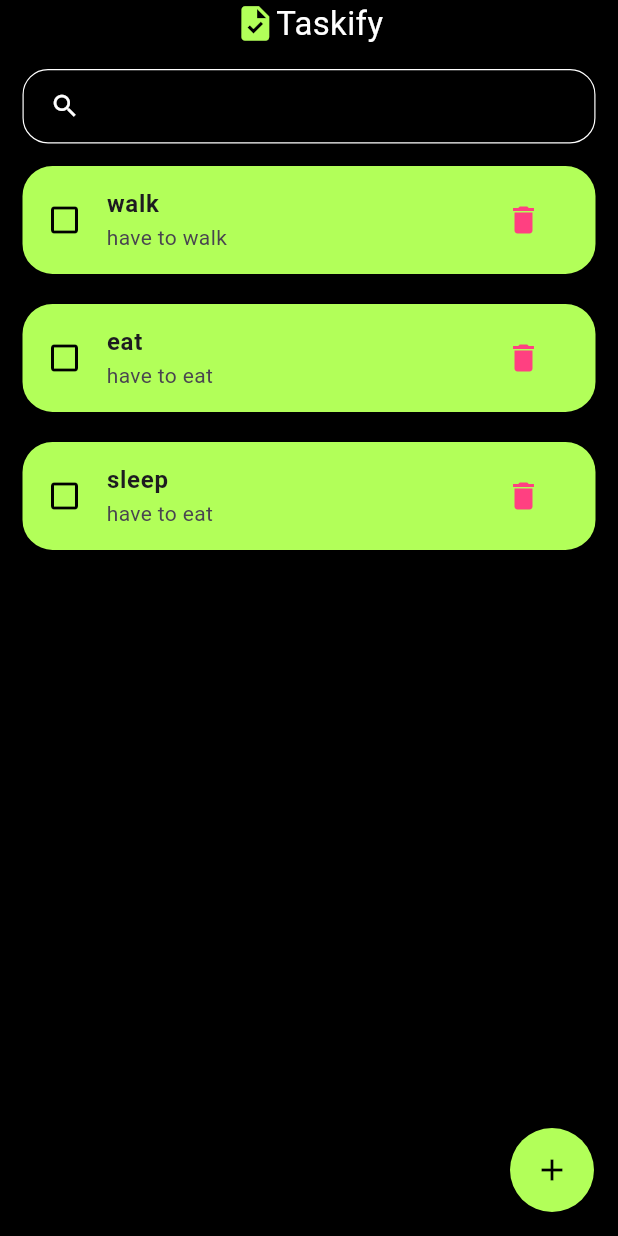
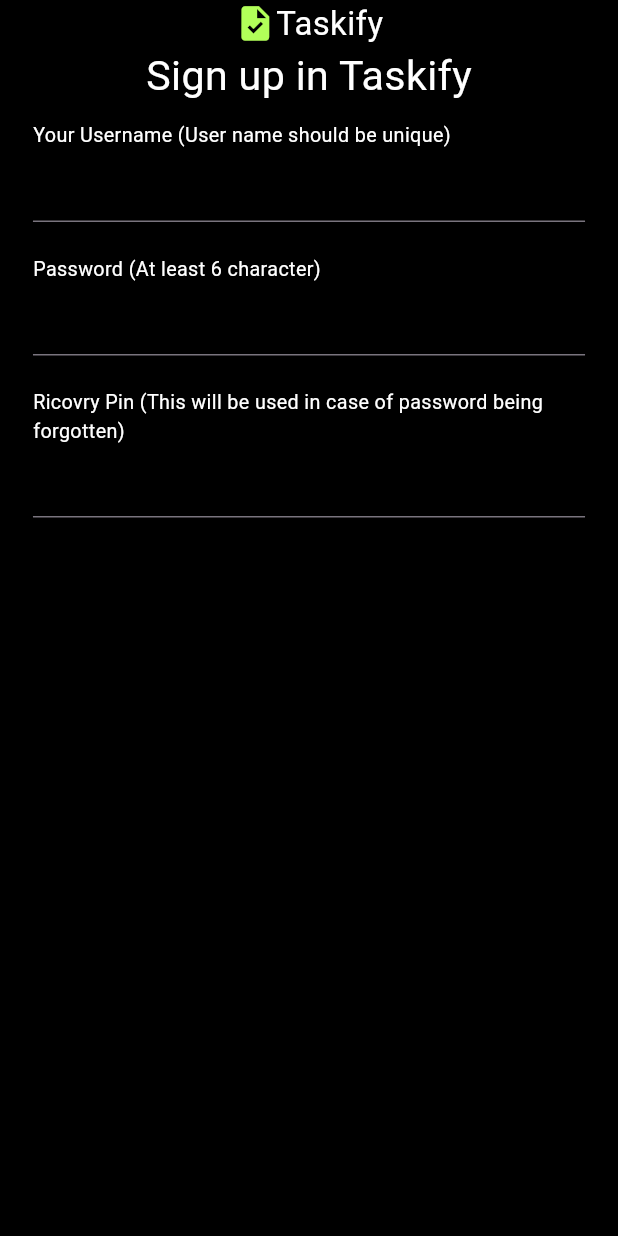
Before and after one commit to fahimmahmud618/Taskify, a Flutter app: the screen it shows after launch, on a phone screen of 412 x 824 dp. Run offline on Flutter 3.47's test engine with Material 3 defaults, Android fonts, the phone set to English and light mode, and no system bars; accounts and stored records are empty.

```diff
--- a/lib/pages/leading_page.dart
+++ b/lib/pages/leading_page.dart
@@ -2,6 +2,7 @@ import 'dart:async';
 
 import 'package:flutter/material.dart';
 import 'package:taskify/pages/home_page.dart';
+import 'package:taskify/pages/sign_up.dart';
 class LeadingPage extends StatefulWidget {
   const LeadingPage({super.key});
 
@@ -15,7 +16,7 @@ class _LeadingPageState extends State<LeadingPage> {
     super.initState();
     Timer(
       Duration(seconds: 2), (){
-        Navigator.push(context, MaterialPageRoute(builder: (context)=>HomePage()));
+        Navigator.push(context, MaterialPageRoute(builder: (context)=>SignUp()));
     }
     );
   }
--- /dev/null
+++ b/lib/pages/sign_up.dart
@@ -0,0 +1,34 @@
+import 'package:flutter/cupertino.dart';
+import 'package:flutter/material.dart';
+import 'package:taskify/widgets/taskify_nameplate.dart';
+import 'package:taskify/styles.dart';
+import 'package:taskify/widgets/input_widget.dart';
+
+class SignUp extends StatefulWidget {
+  const SignUp({super.key});
+
+  @override
+  State<SignUp> createState() => _SignUpState();
+}
+
+class _SignUpState extends State<SignUp> {
+  TextEditingController usernameController = new TextEditingController();
+  TextEditingController passwordController = new TextEditingController();
+  TextEditingController recoveryPinController = new TextEditingController();
+  @override
+  Widget build(BuildContext context) {
+    return Scaffold(
+      body: Container(
+        child: Column(
+          children: [
+            TaskifyNameplate(context),
+            Text("Sign up in Taskify", style: headingStyle(context)),
+            InputTextWidget("Your Username (User name should be unique)", usernameController, context),
+            InputTextWidget("Password (At least 6 character)", passwordController, context),
+            InputTextWidget("Ricovry Pin (This will be used in case of password being forgotten)", recoveryPinController, context),
+          ],
+        ),
+      ),
+    );
+  }
+}
```
Also changed, not shown: lib/pages/sign_in.dart (added).
